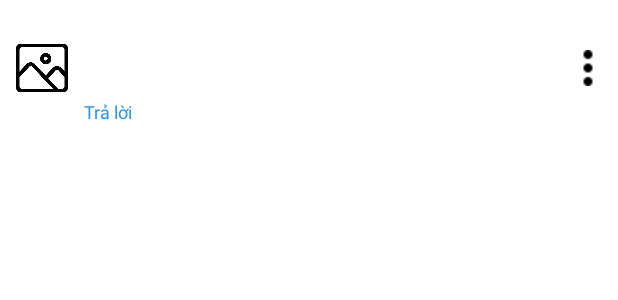
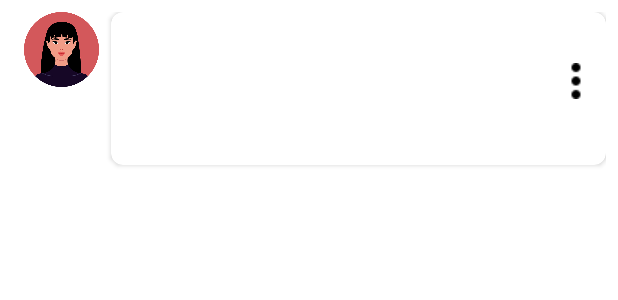
Before and after one commit to ThanhTigi/shop_man_front_end, an Android app: the layout item_comment.xml on its own in the app's theme, with its tools: preview values and no code run, on a phone screen of 412 x 824 dp. Shown: the top 300 px of the screen. Run offline under Robolectric (Android 15) with nearby library versions, the phone set to English and light mode, and no system bars.

Commit message:
render comment done

```diff
--- a/app/src/main/res/layout/item_comment.xml
+++ b/app/src/main/res/layout/item_comment.xml
@@ -6,31 +6,41 @@
     android:layout_height="wrap_content"
     android:padding="8dp">
 
-    <!-- Main comment layout -->
+    <!-- Ảnh đại diện người dùng (ra ngoài CardView, căn chỉnh với cardMainContent) -->
+    <ImageView
+        android:id="@+id/ivUserAvatar"
+        android:layout_width="50dp"
+        android:layout_height="50dp"
+        android:layout_marginStart="8dp"
+        android:scaleType="centerCrop"
+        android:src="@drawable/ic_menu_user"
+        app:layout_constraintTop_toTopOf="@id/cardMainContent"
+        app:layout_constraintStart_toStartOf="parent" />
+
+    <!-- CardView cho phần nội dung chính (tên, rating, text content) -->
+    <androidx.cardview.widget.CardView
+        android:id="@+id/cardMainContent"
+        android:layout_width="0dp"
+        android:layout_height="wrap_content"
+        app:cardCornerRadius="8dp"
+        app:cardElevation="2dp"
+        app:layout_constraintTop_toTopOf="parent"
+        app:layout_constraintStart_toEndOf="@id/ivUserAvatar"
+        app:layout_constraintEnd_toEndOf="parent"
+        android:layout_marginStart="8dp">
+
         <LinearLayout
             android:id="@+id/llMainComment"
-        android:layout_width="0dp"
-        android:layout_height="wrap_content"
-        android:orientation="horizontal"
-        app:layout_constraintTop_toTopOf="parent"
-        app:layout_constraintStart_toStartOf="parent"
-        app:layout_constraintEnd_toEndOf="parent">
-
-        <!-- Ảnh đại diện người dùng -->
-        <ImageView
-            android:id="@+id/ivUserAvatar"
-            android:layout_width="40dp"
-            android:layout_height="40dp"
-            android:scaleType="centerCrop"
-            android:src="@drawable/ic_placeholder"
-            android:layout_gravity="center_vertical" />
-
-        <LinearLayout
-            android:layout_width="0dp"
-            android:layout_weight="1"
+            android:layout_width="match_parent"
             android:layout_height="wrap_content"
             android:orientation="vertical"
-            android:layout_marginStart="8dp">
+            android:padding="8dp">
+
+            <!-- Phần tên, rating, và nội dung -->
+            <LinearLayout
+                android:layout_width="match_parent"
+                android:layout_height="wrap_content"
+                android:orientation="vertical">
 
                 <!-- Tên người dùng -->
                 <TextView
@@ -54,21 +64,24 @@
                     android:progressTint="#FFD700" />
 
                 <!-- Nội dung comment -->
+                <ImageButton
+                    android:id="@+id/ibMoreOptions"
+                    android:layout_width="24dp"
+                    android:layout_height="24dp"
+                    android:layout_gravity="end"
+                    android:layout_marginTop="4dp"
+                    android:background="?android:selectableItemBackgroundBorderless"
+                    android:contentDescription="@string/more_options"
+                    android:padding="12dp"
+                    android:src="@drawable/ic_more_vert" />
+
                 <TextView
                     android:id="@+id/tvCommentContent"
                     android:layout_width="wrap_content"
                     android:layout_height="wrap_content"
-                android:textSize="14sp" />
-
-            <!-- Media container (ảnh/video) -->
-            <androidx.recyclerview.widget.RecyclerView
-                android:id="@+id/rvMedia"
-                android:layout_width="match_parent"
-                android:layout_height="wrap_content"
-                android:maxHeight="120dp"
-                android:layout_marginTop="4dp"
-                android:visibility="gone"
-                android:nestedScrollingEnabled="false" />
+                    android:textSize="14sp"
+                    android:maxLines="3"
+                    android:ellipsize="end" />
 
                 <!-- Thời gian -->
                 <TextView
@@ -78,7 +91,49 @@
                     android:textSize="12sp"
                     android:textColor="@color/grey" />
 
-            <!-- Chỉ báo có reply -->
+            </LinearLayout>
+
+            <!-- Nút dấu ba chấm -->
+
+        </LinearLayout>
+
+    </androidx.cardview.widget.CardView>
+
+    <!-- Container cho media (mỗi ảnh trong CardView riêng) -->
+    <androidx.recyclerview.widget.RecyclerView
+        android:id="@+id/rvMedia"
+        android:layout_width="0dp"
+        android:layout_height="wrap_content"
+        android:layout_marginTop="8dp"
+        app:layout_constraintTop_toBottomOf="@id/cardMainContent"
+        app:layout_constraintStart_toEndOf="@id/ivUserAvatar"
+        app:layout_constraintEnd_toEndOf="parent"
+        android:layout_marginStart="8dp"
+        android:maxHeight="100dp"
+        android:nestedScrollingEnabled="false"
+        android:visibility="gone" />
+
+    <!-- Nút trả lời và chỉ báo có reply (bên cạnh nhau, đặt dưới rvMedia) -->
+    <LinearLayout
+        android:id="@+id/llReplyControls"
+        android:layout_width="wrap_content"
+        android:layout_height="wrap_content"
+        android:orientation="horizontal"
+        app:layout_constraintTop_toBottomOf="@id/rvMedia"
+        app:layout_constraintStart_toEndOf="@id/ivUserAvatar"
+        android:layout_marginStart="8dp"
+        android:layout_marginTop="4dp">
+
+        <TextView
+            android:id="@+id/tvReply"
+            android:layout_width="wrap_content"
+            android:layout_height="wrap_content"
+            android:padding="4dp"
+            android:text="Trả lời"
+            android:textColor="@color/blue"
+            android:textSize="12sp"
+            android:visibility="gone" />
+
         <TextView
             android:id="@+id/tvReplyIndicator"
             android:layout_width="wrap_content"
@@ -88,31 +143,8 @@
             android:textColor="@color/blue"
             android:visibility="gone"
             android:padding="4dp"
-                android:drawableEnd="@drawable/ic_arrow_down" />
-
-            <!-- Nút trả lời -->
-            <TextView
-                android:id="@+id/tvReply"
-                android:layout_width="wrap_content"
-                android:layout_height="wrap_content"
-                android:text="Trả lời"
-                android:textSize="12sp"
-                android:textColor="@color/blue"
-                android:layout_marginEnd="8dp" />
-
-        </LinearLayout>
-
-        <!-- Nút dấu ba chấm -->
-        <ImageButton
-            android:id="@+id/ibMoreOptions"
-            android:layout_width="24dp"
-            android:layout_height="24dp"
-            android:src="@drawable/ic_more_vert"
-            android:layout_gravity="center_vertical"
-            android:layout_marginStart="8dp"
-            android:padding="12dp"
-            android:background="?android:selectableItemBackgroundBorderless"
-            android:contentDescription="@string/more_options" />
+            android:drawableEnd="@drawable/ic_arrow_down"
+            android:layout_marginStart="8dp" />
 
     </LinearLayout>
 
@@ -123,7 +155,7 @@
         android:layout_height="wrap_content"
         android:orientation="vertical"
         android:layout_marginStart="48dp"
-        app:layout_constraintTop_toBottomOf="@id/llMainComment"
+        app:layout_constraintTop_toBottomOf="@id/llReplyControls"
         app:layout_constraintStart_toStartOf="parent"
         app:layout_constraintEnd_toEndOf="parent">
 
```
Also changed, not shown: app/src/main/java/com/example/shopman/activities/CommentActivity.java (+30 -3 lines), app/src/main/java/com/example/shopman/adapters/CommentAdapter.java (+68 -63 lines). Lines whose indentation alone changed are shown as unchanged.
